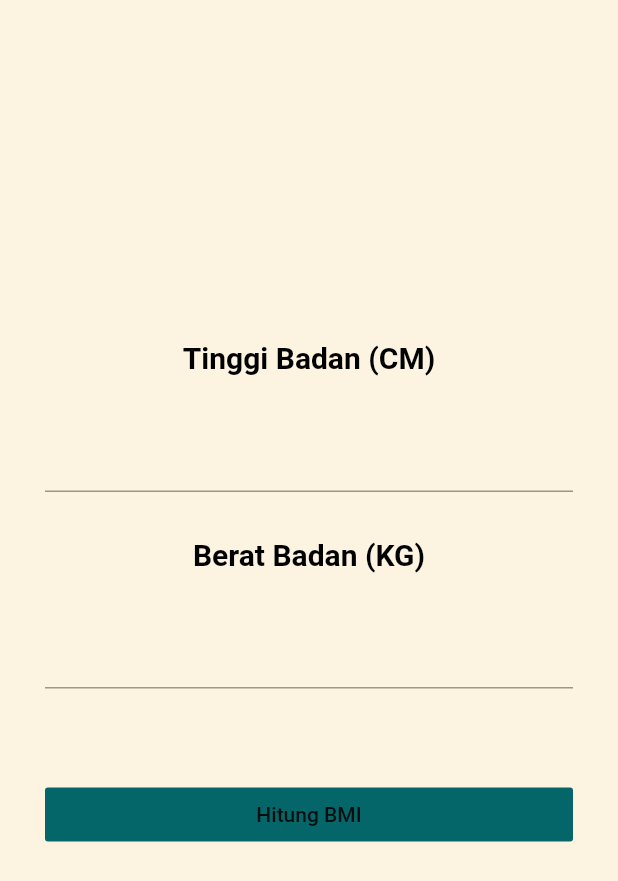
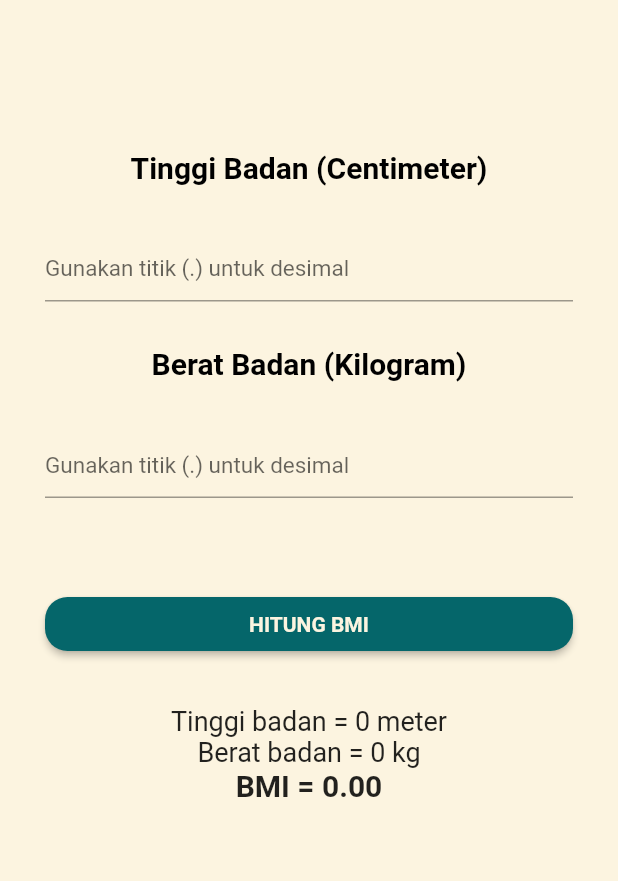
Before and after one commit to novaladitya/cakal, a Flutter app: the KalkulatorBmi screen opened by its route, on a phone screen of 412 x 824 dp. Shown: the top 881 px of the screen. Run offline on Flutter 3.47's test engine with Material 2 defaults, Android fonts, the phone set to English and light mode, and no system bars; our stand-ins replace charts_flutter.

Commit message:
Update kalkulator BMI

```diff
--- a/lib/screens/beranda.dart
+++ b/lib/screens/beranda.dart
@@ -69,7 +69,6 @@ class _BerandaState extends State<Beranda> {
               left: 20.0,
               right: 20.0,
             ),
-            child: Expanded(
             child: GridView.count(
               crossAxisCount: 2,
               crossAxisSpacing: 20.0,
@@ -207,7 +206,6 @@ class _BerandaState extends State<Beranda> {
                 ),
               ],
             ),
-            ),
           )
         ],
       ),
--- a/lib/screens/kalkulatorbmi.dart
+++ b/lib/screens/kalkulatorbmi.dart
@@ -1,4 +1,5 @@
 import 'package:flutter/material.dart';
+import 'package:flutter/services.dart';
 
 class KalkulatorBmi extends StatefulWidget {
   @override
@@ -8,6 +9,14 @@ class KalkulatorBmi extends StatefulWidget {
 class _KalkulatorBmiState extends State<KalkulatorBmi>
     with SingleTickerProviderStateMixin {
   AnimationController _controller;
+  final tBController = TextEditingController();
+  final bBController = TextEditingController();
+  num bmi = 0;
+  num tinggi = 0;
+  num bBadan = 0;
+  num kuadratTinggi;
+  var kesimpulan;
+  bool pressed = false;
 
   @override
   void initState() {
@@ -18,18 +27,58 @@ class _KalkulatorBmiState extends State<KalkulatorBmi>
   @override
   void dispose() {
     _controller.dispose();
+    tBController.dispose();
+    bBController.dispose();
     super.dispose();
+  }
+
+  void hitungBMI() {
+    setState(() {
+      tinggi = num.parse(tBController.text) / 100;
+      bBadan = num.parse(bBController.text);
+      kuadratTinggi = tinggi * tinggi;
+      bmi = bBadan / kuadratTinggi;
+
+      if (bmi < 18.5) {
+        kesimpulan = 'Berat badan kurang';
+      } else if (bmi >= 18.5 && bmi <= 22.9) {
+        kesimpulan = 'Berat badan normal';
+      } else if (bmi > 22.9 && bmi <= 29.9) {
+        kesimpulan = 'Berat badan berlebihan';
+      } else if (bmi > 29.9) {
+        kesimpulan = 'Obesitas';
+      } else {
+        kesimpulan = 'Error';
+      }
+      pressed = true;
+    });
+    FocusScopeNode currentFocus = FocusScope.of(context);
+
+    if (!currentFocus.hasPrimaryFocus) {
+      currentFocus.unfocus();
+    }
+    tBController.clear();
+    bBController.clear();
   }
 
   @override
   Widget build(BuildContext context) {
-    return Scaffold(
-      body: Column(
-        mainAxisAlignment: MainAxisAlignment.center,
-        children: <Widget>[
+    return GestureDetector(
+      onTap: () {
+        FocusScopeNode currentFocus = FocusScope.of(context);
+
+        if (!currentFocus.hasPrimaryFocus) {
+          currentFocus.unfocus();
+        }
+      },
+      child: Scaffold(
+        body: ListView(
+          padding: EdgeInsets.only(top: 100, bottom: 10),
+          children: [
             Container(
+              child: Center(
                 child: Text(
-              "Tinggi Badan (CM)",
+                  "Tinggi Badan (Centimeter)",
                   style: TextStyle(
                     fontWeight: FontWeight.w600,
                     fontSize: 20,
@@ -37,13 +86,25 @@ class _KalkulatorBmiState extends State<KalkulatorBmi>
                   ),
                 ),
               ),
+            ),
             Container(
-            child: TextField(),
+              child: TextField(
+                controller: tBController,
+                decoration: InputDecoration(
+                    hintText: "Gunakan titik (.) untuk desimal",
+                    hintStyle: TextStyle(fontSize: 15.0)),
+                keyboardType: TextInputType.number,
+                inputFormatters: [
+                  FilteringTextInputFormatter.deny(RegExp(r'[ ,-]'))
+                ],
+                style: TextStyle(fontSize: 20.0),
+              ),
               padding: EdgeInsets.all(30),
             ),
             Container(
+              child: Center(
                 child: Text(
-              "Berat Badan (KG)",
+                  "Berat Badan (Kilogram)",
                   style: TextStyle(
                     fontWeight: FontWeight.w600,
                     fontSize: 20,
@@ -51,22 +112,71 @@ class _KalkulatorBmiState extends State<KalkulatorBmi>
                   ),
                 ),
               ),
+            ),
             Container(
-            child: TextField(),
+              child: TextField(
+                controller: bBController,
+                decoration: InputDecoration(
+                    hintText: "Gunakan titik (.) untuk desimal",
+                    hintStyle: TextStyle(fontSize: 15.0)),
+                keyboardType: TextInputType.number,
+                inputFormatters: [
+                  FilteringTextInputFormatter.deny(RegExp(r'[ ,-]'))
+                ],
+                style: TextStyle(fontSize: 20.0),
+              ),
               padding: EdgeInsets.all(30),
             ),
             Container(
               width: double.infinity,
-            child: FlatButton(
+              child: ElevatedButton(
                 child: Text(
-                "Hitung BMI",
+                  "HITUNG BMI",
+                  style: TextStyle(color: Color.fromRGBO(252, 244, 224, 1)),
                 ),
-              color: Color.fromRGBO(5, 102, 106, 1),
-              onPressed: () {},
+                style: ElevatedButton.styleFrom(
+                    primary: Color.fromRGBO(5, 102, 106, 1),
+                    textStyle:
+                        TextStyle(fontSize: 14, fontWeight: FontWeight.bold),
+                    shape: RoundedRectangleBorder(
+                        borderRadius: BorderRadius.circular(15.0))),
+                onPressed: hitungBMI,
               ),
               padding: EdgeInsets.all(30),
+            ),
+            Center(
+              child: Text(
+                "Tinggi badan = $tinggi meter",
+                style: TextStyle(
+                  fontSize: 18.0,
+                ),
+              ),
+            ),
+            Center(
+              child: Text(
+                "Berat badan = $bBadan kg",
+                style: TextStyle(
+                  fontSize: 18.0,
+                ),
+              ),
+            ),
+            Center(
+              child: Text(
+                "BMI = ${bmi.toStringAsFixed(2)}",
+                style: TextStyle(fontSize: 20.0, fontWeight: FontWeight.bold),
+              ),
+            ),
+            pressed
+                ? Center(
+                    child: Text(
+                      "$kesimpulan",
+                      style: TextStyle(
+                          fontSize: 19.0, fontWeight: FontWeight.bold),
+                    ),
                   )
+                : Container(),
           ],
+        ),
       ),
     );
   }
```
Also changed, not shown: lib/database/cakalapps_database.dart (deleted, +0 -35 lines), lib/screens/tambahasupan.dart (+9 -3 lines). Lines whose indentation alone changed are shown as unchanged.
